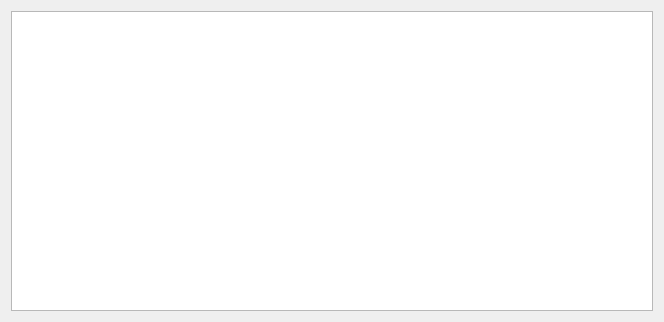
BlastDV/compusciens-ucv-transporte-harvester, file transporte_ucv_harvester/logreporter.ui: the form before one commit.
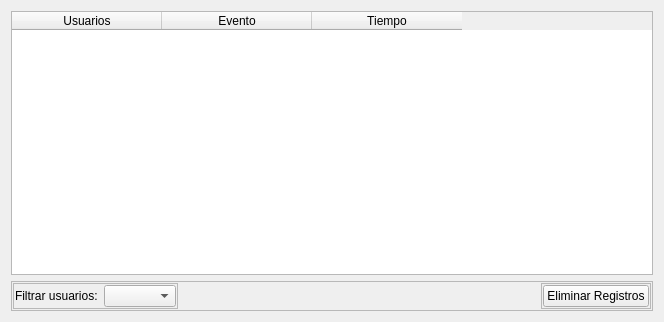
The form after the commit.

Commit message:
El sistema de registro de eventos se encuentra en linea de nuevo.
Se esta trabajando en la interfaz y logica del visor de eventos, actualmente el diseño de los permisos se encuentra en estudio.

What changed in the file:
```diff
--- a/transporte_ucv_harvester/logreporter.ui
+++ b/transporte_ucv_harvester/logreporter.ui
@@ -18,7 +18,143 @@
   </property>
   <layout class="QVBoxLayout" name="verticalLayout">
    <item>
-    <widget class="QTableWidget" name="tableWidget"/>
+    <widget class="QTableWidget" name="tableWidget">
+     <property name="rowCount">
+      <number>0</number>
+     </property>
+     <property name="columnCount">
+      <number>3</number>
+     </property>
+     <attribute name="horizontalHeaderVisible">
+      <bool>true</bool>
+     </attribute>
+     <attribute name="horizontalHeaderCascadingSectionResizes">
+      <bool>false</bool>
+     </attribute>
+     <attribute name="horizontalHeaderDefaultSectionSize">
+      <number>150</number>
+     </attribute>
+     <attribute name="horizontalHeaderMinimumSectionSize">
+      <number>30</number>
+     </attribute>
+     <column>
+      <property name="text">
+       <string>Usuarios</string>
+      </property>
+     </column>
+     <column>
+      <property name="text">
+       <string>Evento</string>
+      </property>
+     </column>
+     <column>
+      <property name="text">
+       <string>Tiempo</string>
+      </property>
+     </column>
+    </widget>
+   </item>
+   <item>
+    <widget class="QFrame" name="OptionsFrame">
+     <property name="frameShape">
+      <enum>QFrame::StyledPanel</enum>
+     </property>
+     <property name="frameShadow">
+      <enum>QFrame::Raised</enum>
+     </property>
+     <layout class="QHBoxLayout" name="horizontalLayout">
+      <property name="leftMargin">
+       <number>1</number>
+      </property>
+      <property name="topMargin">
+       <number>1</number>
+      </property>
+      <property name="rightMargin">
+       <number>1</number>
+      </property>
+      <property name="bottomMargin">
+       <number>1</number>
+      </property>
+      <item>
+       <widget class="QFrame" name="UsersFrame">
+        <property name="frameShape">
+         <enum>QFrame::StyledPanel</enum>
+        </property>
+        <property name="frameShadow">
+         <enum>QFrame::Raised</enum>
+        </property>
+        <layout class="QHBoxLayout" name="horizontalLayout_2">
+         <property name="leftMargin">
+          <number>1</number>
+         </property>
+         <property name="topMargin">
+          <number>1</number>
+         </property>
+         <property name="rightMargin">
+          <number>1</number>
+         </property>
+         <property name="bottomMargin">
+          <number>1</number>
+         </property>
+         <item>
+          <widget class="QLabel" name="label">
+           <property name="text">
+            <string>Filtrar usuarios:</string>
+           </property>
+          </widget>
+         </item>
+         <item>
+          <widget class="QComboBox" name="comboBox"/>
+         </item>
+        </layout>
+       </widget>
+      </item>
+      <item>
+       <spacer name="horizontalSpacer">
+        <property name="orientation">
+         <enum>Qt::Horizontal</enum>
+        </property>
+        <property name="sizeHint" stdset="0">
+         <size>
+          <width>40</width>
+          <height>20</height>
+         </size>
+        </property>
+       </spacer>
+      </item>
+      <item>
+       <widget class="QFrame" name="DeleteFrame">
+        <property name="frameShape">
+         <enum>QFrame::StyledPanel</enum>
+        </property>
+        <property name="frameShadow">
+         <enum>QFrame::Raised</enum>
+        </property>
+        <layout class="QHBoxLayout" name="horizontalLayout_3">
+         <property name="leftMargin">
+          <number>1</number>
+         </property>
+         <property name="topMargin">
+          <number>1</number>
+         </property>
+         <property name="rightMargin">
+          <number>1</number>
+         </property>
+         <property name="bottomMargin">
+          <number>1</number>
+         </property>
+         <item>
+          <widget class="QPushButton" name="pushButton">
+           <property name="text">
+            <string>Eliminar Registros</string>
+           </property>
+          </widget>
+         </item>
+        </layout>
+       </widget>
+      </item>
+     </layout>
+    </widget>
    </item>
   </layout>
  </widget>
```
Left out of the diff: 2 changed lines with no effect on the pictures. The commit also changes 10 other files.
